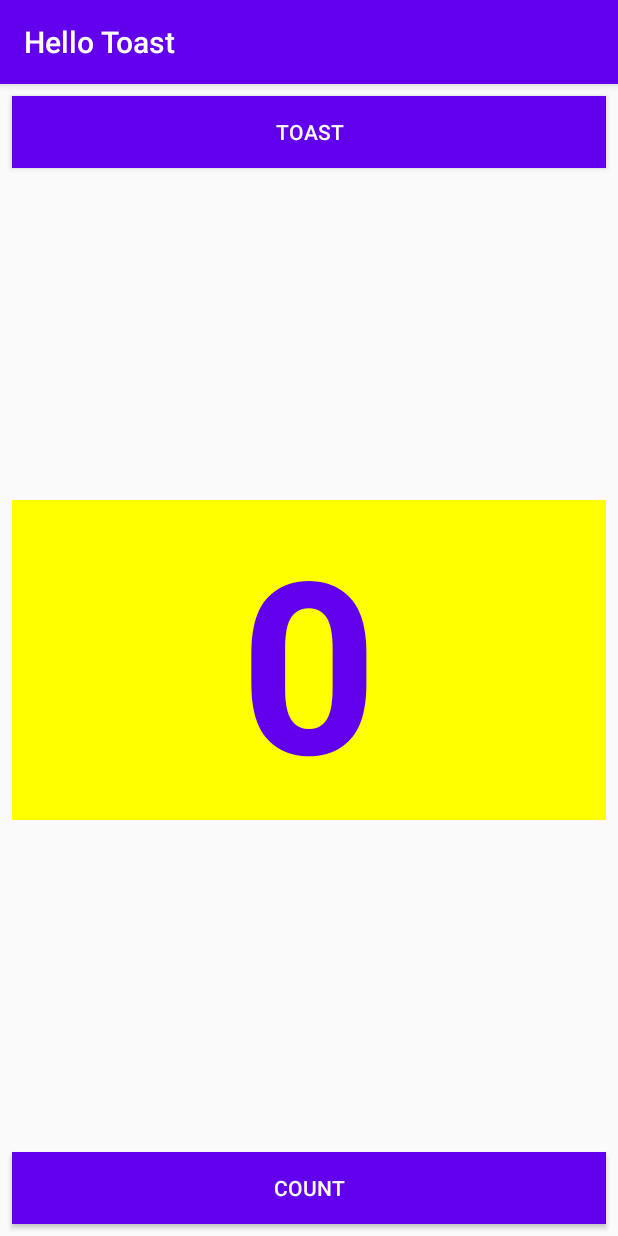
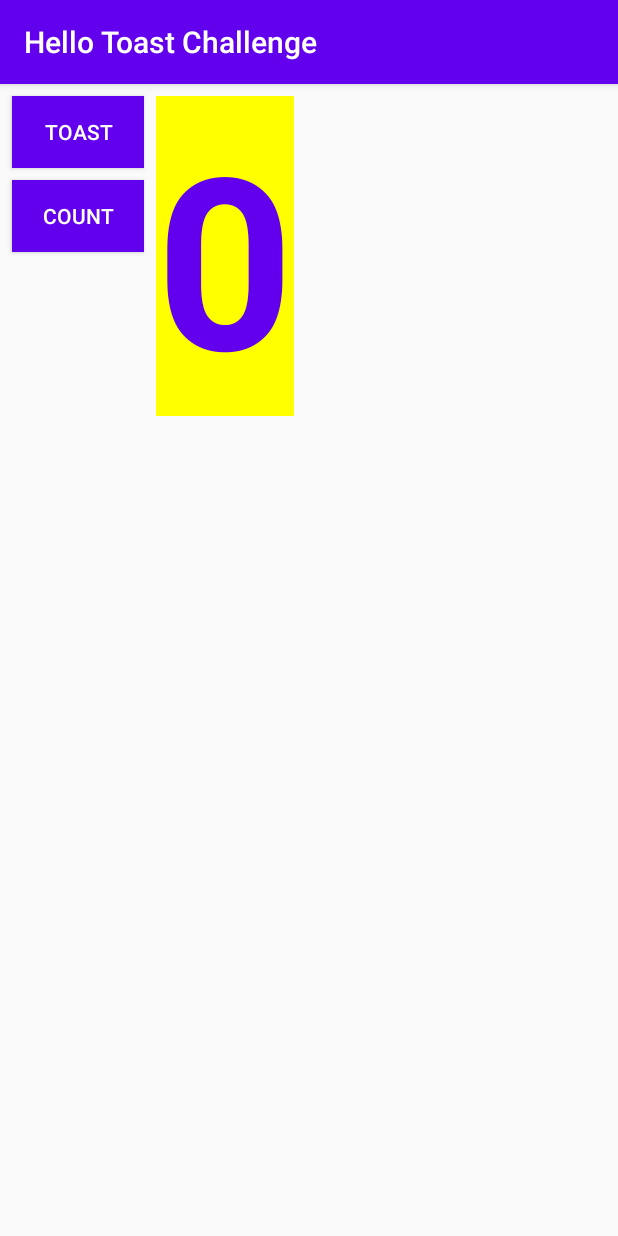
Before and after one commit to jangevaert-design/.developer-android-hello-toast, an Android app: the screen it shows after launch (MainActivity), on a phone screen of 412 x 824 dp. Run offline under Robolectric (Android 15) with nearby library versions, the phone set to English and light mode, and no system bars.

Commit message:
Played with layout for Portrait and Landscape mode.

```diff
--- a/app/src/main/AndroidManifest.xml
+++ b/app/src/main/AndroidManifest.xml
@@ -1,6 +1,6 @@
 <?xml version="1.0" encoding="utf-8"?>
 <manifest xmlns:android="http://schemas.android.com/apk/res/android"
-  package="edu.cnm.deepdive.hellotoast">
+  package="edu.cnm.deepdive.hellotoastchallenge">
 
   <application
     android:allowBackup="true"
@@ -9,7 +9,7 @@
     android:roundIcon="@mipmap/ic_launcher_round"
     android:supportsRtl="true"
     android:theme="@style/AppTheme">
-    <activity android:name=".MainActivity">
+    <activity android:name="edu.cnm.deepdive.hellotoastchallenge.MainActivity">
       <intent-filter>
         <action android:name="android.intent.action.MAIN"/>
 
--- a/app/src/main/java/edu/cnm/deepdive/hellotoast/MainActivity.java
+++ b/app/src/main/java/edu/cnm/deepdive/hellotoastchallenge/MainActivity.java
@@ -1,4 +1,4 @@
-package edu.cnm.deepdive.hellotoast;
+package edu.cnm.deepdive.hellotoastchallenge;
 
 import android.view.View;
 import android.widget.TextView;
--- a/app/src/main/res/layout/activity_main.xml
+++ b/app/src/main/res/layout/activity_main.xml
@@ -8,46 +8,41 @@
   tools:context=".MainActivity">
   <Button
     android:id="@+id/button_toast"
-    android:layout_width="0dp"
+    android:layout_width="wrap_content"
     android:layout_height="wrap_content"
-    android:layout_marginEnd="8dp"
+    android:layout_marginTop="8dp"
+    android:layout_marginStart="8dp"
+    android:background="@color/colorPrimary"
+    android:onClick="showToast"
+    android:text="@string/button_label_toast"
+    android:textColor="@android:color/white"
+    app:layout_constraintStart_toStartOf="parent"
+    app:layout_constraintTop_toTopOf="parent"/>
+  <Button
+    android:id="@+id/button_count"
+    android:layout_width="wrap_content"
+    android:layout_height="wrap_content"
+    android:layout_marginBottom="524dp"
     android:layout_marginStart="8dp"
     android:layout_marginTop="8dp"
     android:background="@color/colorPrimary"
-    android:text="@string/button_label_toast"
-    android:textColor="@android:color/white"
-    app:layout_constraintEnd_toEndOf="parent"
-    app:layout_constraintStart_toStartOf="parent"
-    app:layout_constraintTop_toTopOf="parent"
-    android:onClick="showToast"/>
-  <Button
-    android:id="@+id/button_count"
-    android:layout_width="0dp"
-    android:layout_height="wrap_content"
-    android:layout_marginBottom="8dp"
-    android:layout_marginEnd="8dp"
-    android:layout_marginStart="8dp"
-    android:background="@color/colorPrimary"
+    android:onClick="countUp"
     android:text="@string/button_label_count"
     android:textColor="@android:color/white"
-    app:layout_constraintBottom_toBottomOf="parent"
-    app:layout_constraintStart_toStartOf="parent"
-    app:layout_constraintEnd_toEndOf="parent"
-    android:onClick="countUp"/>
+    app:layout_constraintTop_toBottomOf="@+id/button_toast"
+    app:layout_constraintStart_toStartOf="parent"/>
   <TextView
     android:id="@+id/show_count"
     android:textStyle="bold"
-    android:layout_width="0dp"
+    android:layout_width="wrap_content"
     android:layout_height="wrap_content"
+    android:layout_marginTop="8dp"
     android:layout_marginStart="8dp"
-    android:layout_marginEnd="8dp"
     android:background="#FFFF00"
     android:text="@string/count_initial_value"
     android:textAlignment="center"
     android:textColor="@color/colorPrimary"
     android:textSize="160sp"
-    app:layout_constraintBottom_toTopOf="@+id/button_count"
-    app:layout_constraintEnd_toEndOf="parent"
-    app:layout_constraintStart_toStartOf="parent"
-    app:layout_constraintTop_toBottomOf="@+id/button_toast"/>
+    app:layout_constraintTop_toTopOf="parent"
+    app:layout_constraintStart_toEndOf="@+id/button_toast"/>
 </androidx.constraintlayout.widget.ConstraintLayout>
--- a/app/src/main/res/values/strings.xml
+++ b/app/src/main/res/values/strings.xml
@@ -1,5 +1,5 @@
 <resources>
-  <string name="app_name">Hello Toast</string>
+  <string name="app_name">Hello Toast Challenge</string>
   <string name="button_label_toast">Toast</string>
   <string name="button_label_count">Count</string>
   <string name="count_initial_value">0</string>
```
Also changed, not shown: 4 other files.
